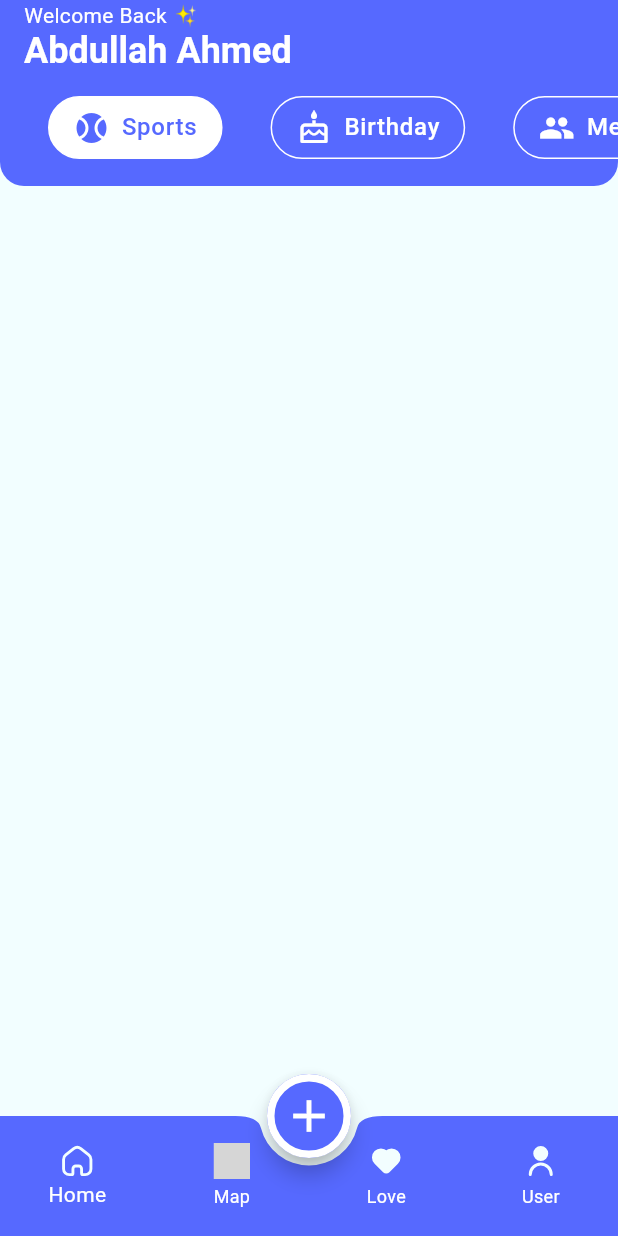
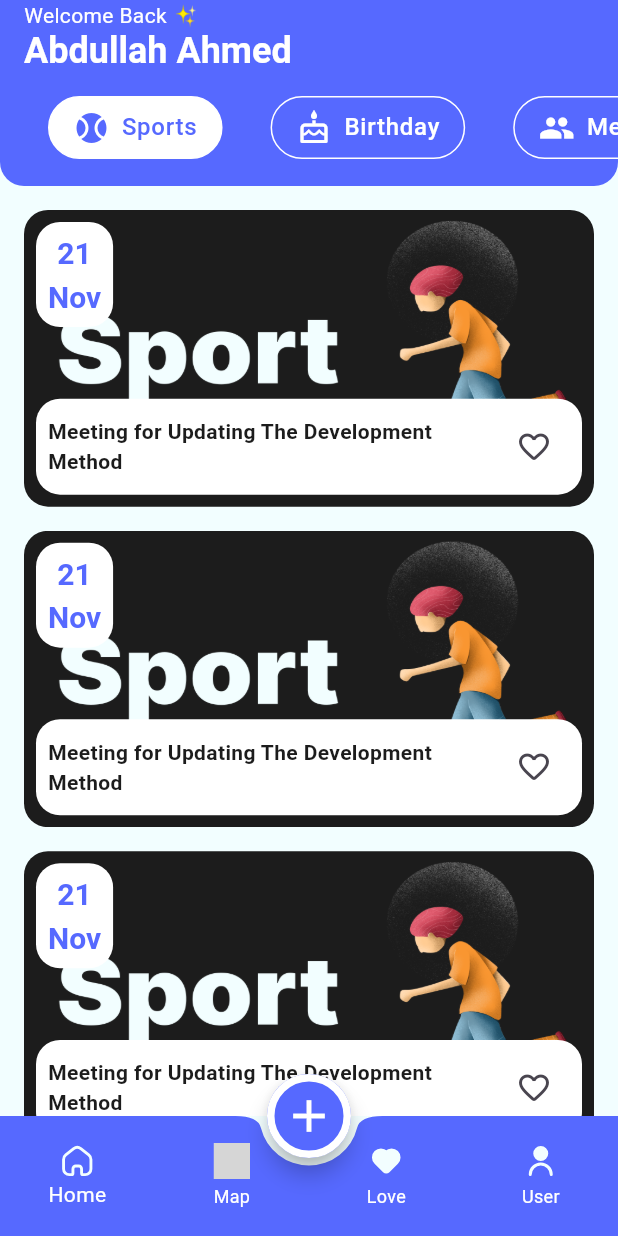
Before and after one commit to Abdalla-Ahmed-Aly/Evently, a Flutter app: the screen it shows after launch, on a phone screen of 412 x 824 dp. Run offline on Flutter 3.47's test engine with Material 3 defaults, Android fonts, the phone set to English and light mode, and no system bars; our stand-ins replace flutter_svg; grey boxes are pictures that could not be loaded.

Commit message:
implement events list UI

```diff
--- /dev/null
+++ b/lib/tabs/home/event_item.dart
@@ -0,0 +1,72 @@
+import 'package:evently/app_them.dart';
+import 'package:flutter/material.dart';
+
+class EventItem extends StatelessWidget {
+  @override
+  Widget build(BuildContext context) {
+    Size screenSize=MediaQuery.sizeOf(context);
+    TextTheme textTheme = Theme.of(context).textTheme;
+    return Stack(
+      children: [
+        ClipRRect(
+          borderRadius: BorderRadius.circular(16),
+          child: Image.asset(
+            'assets/images/sport.png',
+            width: double.infinity,
+            height: screenSize.height*0.24,
+            fit: BoxFit.fill,
+          ),
+        ),
+        Container(
+          padding: EdgeInsets.all(8),
+          margin: EdgeInsets.all(8),
+          decoration: BoxDecoration(
+              color: AppThem.white, borderRadius: BorderRadius.circular(16)),
+          child: Column(
+            children: [
+              Text(
+                '21',
+                style: textTheme.titleLarge?.copyWith(
+                    color: AppThem.primary, fontWeight: FontWeight.bold),
+              ),
+              SizedBox(height: 4),
+              Text(
+                'Nov',
+                style: textTheme.titleLarge?.copyWith(
+                    color: AppThem.primary, fontWeight: FontWeight.bold),
+              )
+            ],
+          ),
+        ),
+        Positioned(
+          width: screenSize.width-32,
+          bottom: 0,
+          child: Container(
+            padding: EdgeInsets.all(8),
+            margin: EdgeInsets.all(8),
+            decoration: BoxDecoration(
+                color: AppThem.white, borderRadius: BorderRadius.circular(16)),
+            child: Row(
+              children: [
+                Expanded(
+                  child: Text(
+                    'Meeting for Updating The Development Method ',
+                    style: textTheme.bodyMedium?.copyWith(
+                      fontWeight: FontWeight.bold,
+                    ),
+                  ),
+                ),
+                IconButton(
+                  onPressed: () {},
+                  icon: Icon(
+                    Icons.favorite_outline_rounded,
+                  ),
+                )
+              ],
+            ),
+          ),
+        ),
+      ],
+    );
+  }
+}
--- a/lib/tabs/home/home_tab.dart
+++ b/lib/tabs/home/home_tab.dart
@@ -1,4 +1,5 @@
 import 'package:evently/app_them.dart';
+import 'package:evently/tabs/home/event_item.dart';
 import 'package:evently/tabs/home/home_header.dart';
 import 'package:flutter/material.dart';
 
@@ -8,7 +9,16 @@
     return Column(
       children: [
         HomeHeader(),
-
+        SizedBox(height: 16),
+        Expanded(
+            child: ListView.separated(
+          padding: EdgeInsets.symmetric(horizontal: 16),
+          itemBuilder: (_, index) => EventItem(),
+          itemCount: 10,
+          separatorBuilder: (_, __) => SizedBox(
+            height: 16,
+          ),
+        ))
       ],
     );
   }
```
